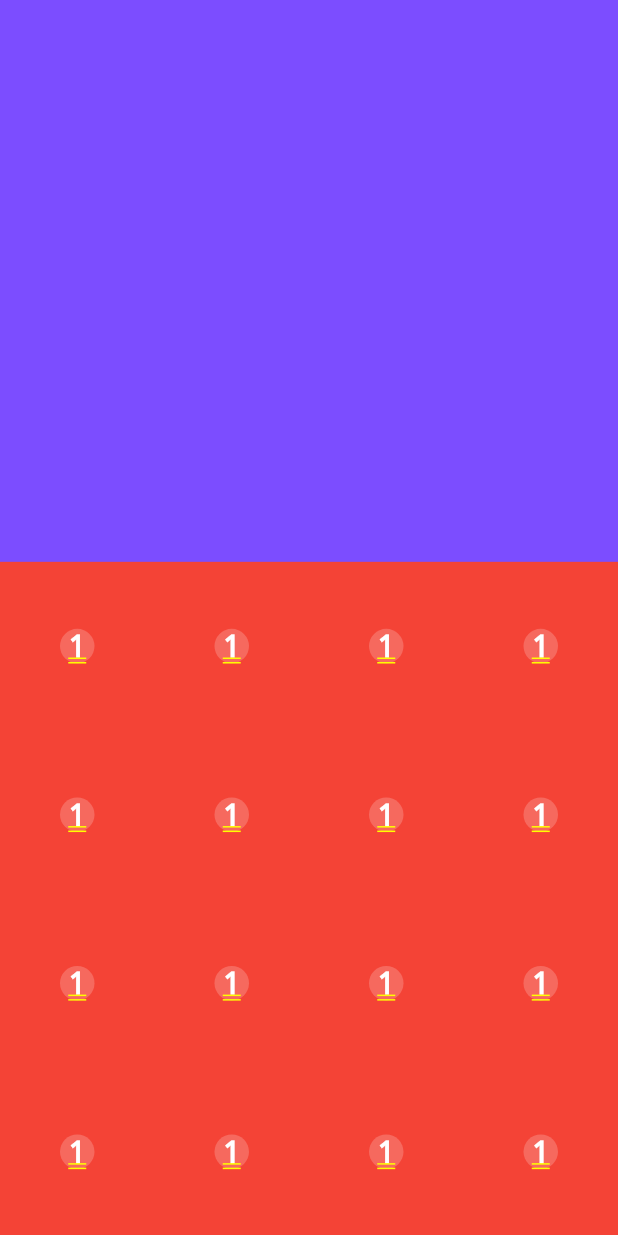
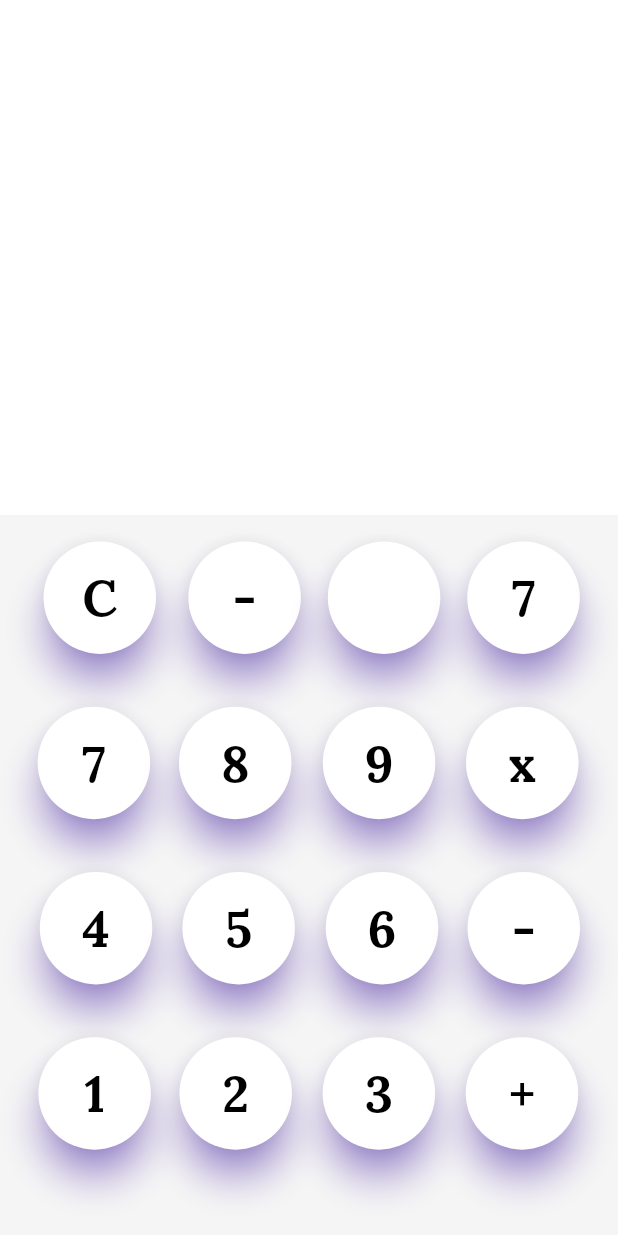
Before and after one commit to davidkt99/DiceUlator, a Flutter app: the screen it shows after launch, on a phone screen of 412 x 824 dp. Run offline on Flutter 3.47's test engine with Material 2 defaults, Android fonts, the phone set to English and light mode, and no system bars; our stand-ins replace flutter_riverpod, google_fonts.

Commit message:
Update Calc Button
Fixing git ignore

```diff
--- a/lib/Components/calc_button.dart
+++ b/lib/Components/calc_button.dart
@@ -1,47 +1,53 @@
-import 'package:diceulator/Design/app_theme.dart';
+import 'package:diceulator/Design/size_config.dart';
 import 'package:flutter/material.dart';
+import 'package:flutter/services.dart';
 import 'package:flutter_riverpod/flutter_riverpod.dart';
-
+import 'package:google_fonts/google_fonts.dart';
 
 class CalcButton extends ConsumerStatefulWidget {
-  const CalcButton({Key? key}) : super(key: key);
+  final String label;
+
+  const CalcButton(this.label, {Key? key}) : super(key: key);
 
   @override
   ConsumerState<CalcButton> createState() => _CalcButtonState();
 }
 
 class _CalcButtonState extends ConsumerState<CalcButton> {
+
   @override
   Widget build(BuildContext context) {
-    return Expanded(
-      child: GestureDetector(
-        child: Container(
-          decoration: BoxDecoration(
-            shape: BoxShape.circle,
-            color: AppTheme.textPrimary.withOpacity(0.2),
-          //   boxShadow: const [
-          // BoxShadow(
-          // color: AppTheme.textPrimary,
-          //   offset: Offset(
-          //     5.0,
-          //     5.0,
-          //   ),
-          //   blurRadius: 10.0,
-          //   spreadRadius: 2.0,
-          // ), //BoxShadow
-          // BoxShadow(
-          //   color: Colors.white,
-          //   offset: Offset(0.0, 0.0),
-          //   blurRadius: 0.0,
-          //   spreadRadius: 0.0,
-          // ), //BoxShadow
-          // ],
-          ),
-          child: Center(
-            child: Text('1', style: TextStyle(color: AppTheme.textPrimary, fontSize: 20),),
-          ),
+    return Center(
+      child: ElevatedButton(
+        child: Text(
+            widget.label,
+            style: GoogleFonts.getFont(
+                'Lora',
+                textStyle:
+                const TextStyle(
+                    color: Colors.black,
+                    fontWeight: FontWeight.bold
+                )
+            ),
+          textScaleFactor: SizeConfig.calcButtonTextScaleFactor,
+        ),
+        onPressed: () {
+          handleCalcButton(widget.label);
+        },
+        style: ElevatedButton.styleFrom(
+            primary: Colors.white,
+            shadowColor: Colors.deepPurpleAccent,
+            elevation: 10,
+            side: const BorderSide(width: 0.5, color: Colors.white10),
+            shape: const CircleBorder(),
+          visualDensity: const VisualDensity(horizontal: 4, vertical: 4),
         ),
       ),
     );
   }
+
+  void handleCalcButton(String label){
+    HapticFeedback.mediumImpact();
+    print(label);
+  }
 }
--- a/lib/Components/calc_key_pad.dart
+++ b/lib/Components/calc_key_pad.dart
@@ -1,5 +1,4 @@
 import 'package:diceulator/Components/calc_button.dart';
-import 'package:flutter/cupertino.dart';
 import 'package:flutter/material.dart';
 
 class CalcKeyPad extends StatelessWidget {
@@ -8,48 +7,51 @@ class CalcKeyPad extends StatelessWidget {
   @override
   Widget build(BuildContext context) {
     return Container(
-      color: Colors.red,
+      color: Colors.grey[100],
+      child: Padding(
+        padding: const EdgeInsets.only(bottom: 40, left: 10, right: 10),
         child: Column(
           mainAxisAlignment: MainAxisAlignment.spaceAround,
           children: [
             Row(
               mainAxisAlignment: MainAxisAlignment.spaceEvenly,
-            children: [
-              CalcButton(),
-              CalcButton(),
-              CalcButton(),
-              CalcButton(),
+              children: const [
+                CalcButton("C"),
+                CalcButton("-"),
+                CalcButton(""),
+                CalcButton("7"),
               ],
             ),
             Row(
               mainAxisAlignment: MainAxisAlignment.spaceEvenly,
-            children: [
-              CalcButton(),
-              CalcButton(),
-              CalcButton(),
-              CalcButton(),
+              children: const [
+                CalcButton("7"),
+                CalcButton("8"),
+                CalcButton("9"),
+                CalcButton("x"),
               ],
             ),
             Row(
               mainAxisAlignment: MainAxisAlignment.spaceEvenly,
-            children: [
-              CalcButton(),
-              CalcButton(),
-              CalcButton(),
-              CalcButton(),
+              children: const [
+                CalcButton("4"),
+                CalcButton("5"),
+                CalcButton("6"),
+                CalcButton("-"),
               ],
             ),
             Row(
               mainAxisAlignment: MainAxisAlignment.spaceEvenly,
-            children: [
-              CalcButton(),
-              CalcButton(),
-              CalcButton(),
-              CalcButton(),
+              children: const [
+                CalcButton("1"),
+                CalcButton("2"),
+                CalcButton("3"),
+                CalcButton("+"),
               ],
             ),
           ],
         ),
+      ),
     );
   }
 }
--- a/lib/Design/size_config.dart
+++ b/lib/Design/size_config.dart
@@ -1,4 +1,4 @@
-import 'package:flutter/rendering.dart';
+import 'package:flutter/foundation.dart';
 import 'package:flutter/widgets.dart';
 
 class SizeConfig {
@@ -13,6 +13,8 @@ class SizeConfig {
   static double widthMultiplier = 0;
   static bool isPortrait = true;
   static bool isMobilePortrait = false;
+
+  static double calcButtonTextScaleFactor = 2.4;
 
   void init(BoxConstraints constraints, Orientation orientation) {
     if (orientation == Orientation.portrait) {
@@ -37,7 +39,9 @@ class SizeConfig {
     heightMultiplier = _blockHeight;
     widthMultiplier = _blockWidth;
 
-    print("Width: $_blockWidth");
-    print("Height: $_blockHeight");
+    if (kDebugMode) {
+      print("Width: $_blockWidth");
+      print("Height: $_blockHeight");
+    }
   }
 }
--- a/lib/Pages/dice_calc_page.dart
+++ b/lib/Pages/dice_calc_page.dart
@@ -1,4 +1,3 @@
-import 'package:diceulator/Components/calc_button.dart';
 import 'package:diceulator/Components/calc_key_pad.dart';
 import 'package:diceulator/Design/app_theme.dart';
 import 'package:diceulator/Design/size_config.dart';
@@ -18,7 +17,7 @@ class _DiceCalcPageState extends State<DiceCalcPage> {
   @override
   Widget build(BuildContext context) {
     return Container(
-      color: AppTheme.primary,
+      color: Colors.white,
         width: SizeConfig.widthMultiplier * 100,
         height: SizeConfig.heightMultiplier * 100,
         child: Column(
@@ -29,7 +28,7 @@ class _DiceCalcPageState extends State<DiceCalcPage> {
                 child: Container()
             ),
             const Expanded(
-              flex: 6,
+              flex: 7,
                 child: CalcKeyPad()
             ),
           ],
--- a/pubspec.yaml
+++ b/pubspec.yaml
@@ -33,10 +33,12 @@ dependencies:
   hive: ^2.1.0
 
   flutter_riverpod: ^1.0.3
+  logging: ^1.0.2
 
   # The following adds the Cupertino Icons font to your application.
   # Use with the CupertinoIcons class for iOS style icons.
   cupertino_icons: ^1.0.2
+  google_fonts: ^3.0.1
 
 dev_dependencies:
   flutter_test:
```
Also changed, not shown: pubspec.lock, 1 other file. Lines whose indentation alone changed are shown as unchanged.
